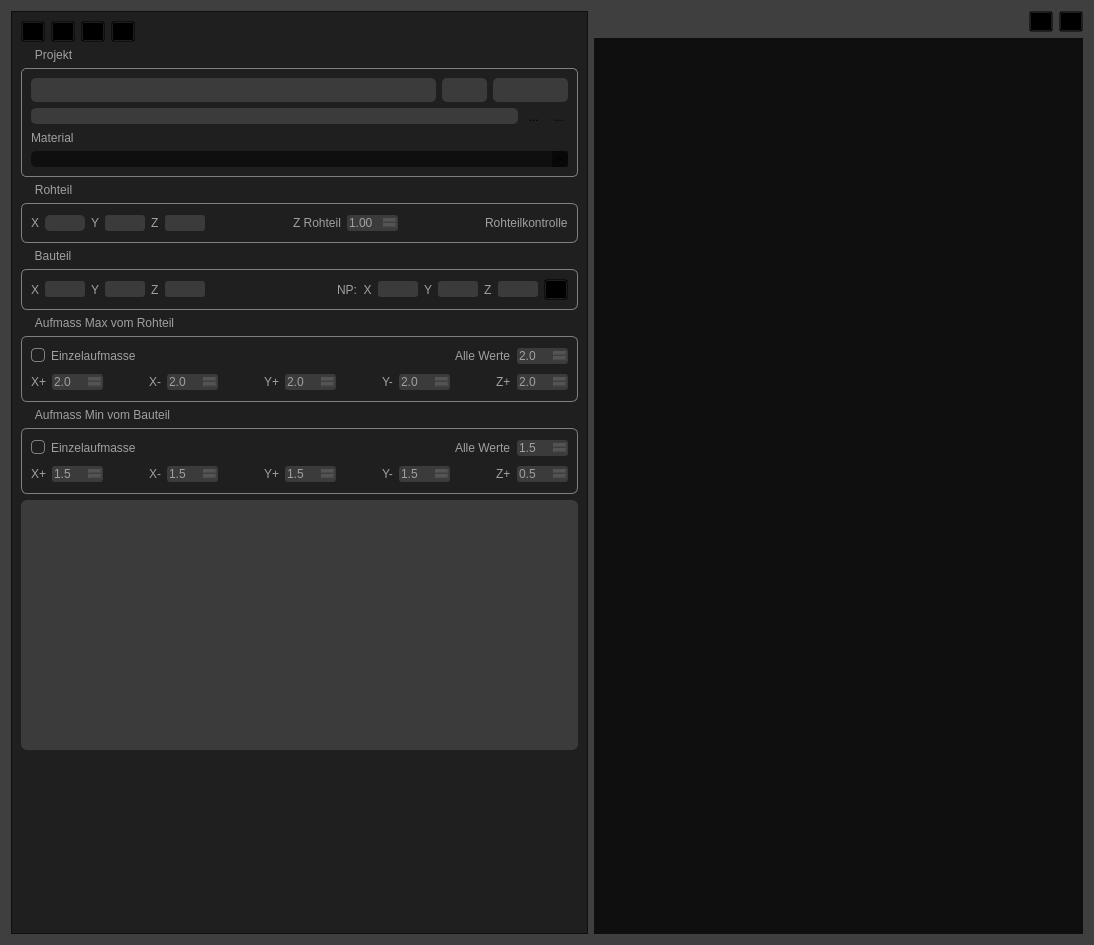
The window that Project/tab_project.ui (mikejg/CamHelper) describes before a commit, drawn with Qt 5.
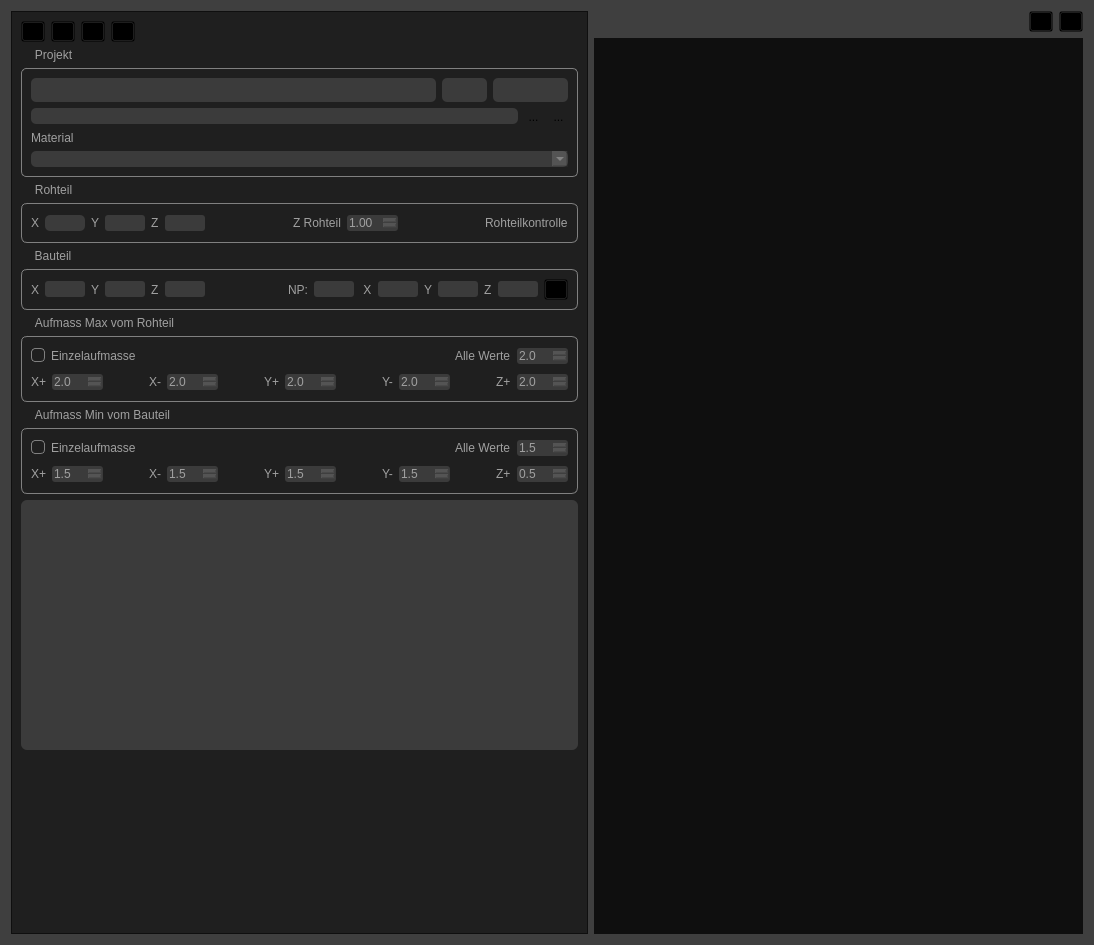
The same window after the commit. Icons and pictures are not drawn. Custom widgets are drawn as their Qt base class.

Patch:
```diff
--- a/Project/tab_project.ui
+++ b/Project/tab_project.ui
@@ -46,7 +46,18 @@
 QLineEdit:focus{color:rgb(192,192,192);
                              border: 1px solid;
                              border-color: rgb(0, 128, 0);
-                             selection-background-color: rgb(40, 76, 117);}
+                            selection-background-color: rgb(40, 76, 117);}
+
+QComboBox{color:rgb(160,160,160);
+                        background-color: rgba(255, 255, 255,32);
+                         border-radius:3px;}
+
+QComboBox QAbstractItemView {
+    background-color: rgba(160,160,224,32); /* Hintergrundfarbe für die geöffnete Drop-Down-Liste */
+    border: 1px solid #008000; /* Ein optionaler Rand */
+    /*selection-background-color:  rgba(0,0,192);/*#ffcccc; /* Hintergrundfarbe für ausgewählte Elemente */
+    /*selection-color: black; /* Textfarbe für ausgewählte Elemente */
+}
 
 QGroupBox {
     border: 1px  solid;
@@ -706,10 +717,27 @@
              </property>
             </spacer>
            </item>
+           <item>
+            <widget class="QLabel" name="label_4">
+             <property name="text">
+              <string>NP:</string>
+             </property>
+            </widget>
+           </item>
+           <item>
+            <widget class="QLineEdit" name="lineEdit_ZeroPointG">
+             <property name="maximumSize">
+              <size>
+               <width>40</width>
+               <height>16777215</height>
+              </size>
+             </property>
+            </widget>
+           </item>
            <item>
             <widget class="QLabel" name="label">
              <property name="text">
-              <string>NP:  X</string>
+              <string> X</string>
              </property>
             </widget>
            </item>
```
Left out of the diff: 6 changed lines with no effect on the pictures.
